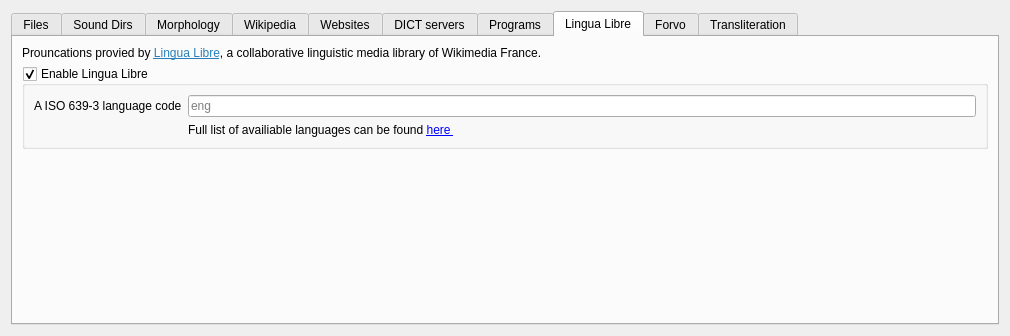
Qt form sources.ui (xiaoyifang/goldendict-ng) before a commit.
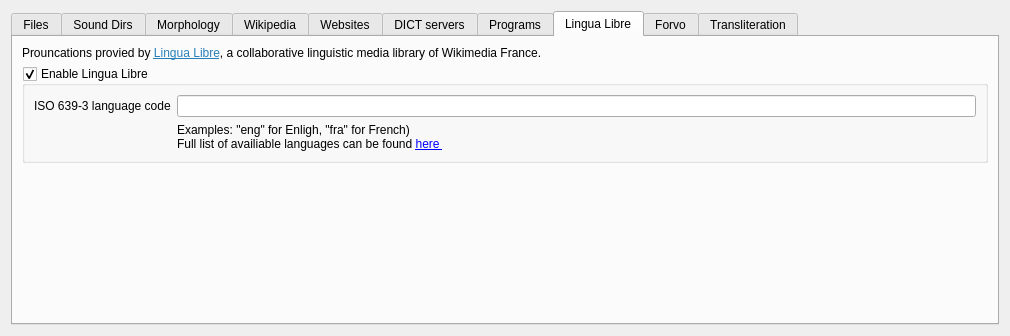
The same form after that commit. Icons and pictures are not drawn.

Commit message: lingua: style polish

```diff
--- a/sources.ui
+++ b/sources.ui
@@ -484,24 +484,22 @@
           <bool>true</bool>
          </property>
          <layout class="QFormLayout" name="formLayout_2">
-          <item row="0" column="1">
-           <widget class="QLineEdit" name="linguaLangCode">
-            <property name="placeholderText">
-             <string notr="true">eng</string>
-            </property>
-           </widget>
-          </item>
           <item row="0" column="0">
            <widget class="QLabel" name="label_18">
             <property name="text">
-             <string>A ISO 639-3 language code</string>
+             <string>ISO 639-3 language code</string>
             </property>
            </widget>
           </item>
+          <item row="0" column="1">
+           <widget class="QLineEdit" name="linguaLangCode"/>
+          </item>
           <item row="1" column="1">
            <widget class="QLabel" name="label_19">
             <property name="text">
-             <string>Full list of availiable languages can be found &lt;a href=&quot;https://lingualibre.org/wiki/LinguaLibre:Stats/Languages&quot;&gt; here &lt;/a&gt;</string>
+             <string>Examples:  &amp;quot;eng&amp;quot; for Enligh, &amp;quot;fra&amp;quot; for French) &lt;br&gt;
+
+Full list of availiable languages can be found &lt;a href=&quot;https://lingualibre.org/wiki/LinguaLibre:Stats/Languages&quot;&gt; here &lt;/a&gt;</string>
             </property>
             <property name="openExternalLinks">
              <bool>true</bool>
```
The commit also changes 1 other file.
